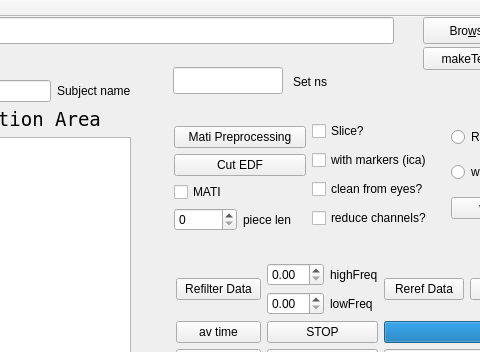
Qt form mainwindow.ui (ArtfulVampire/SecondGUIrepo) before a commit; both pictures show x 127 to 607 and y 0 to 352 of the 1207 by 890 pixel window.
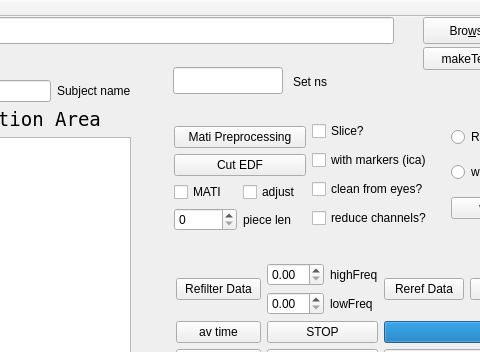
The same form after that commit.

What changed in the file:
```diff
--- a/mainwindow.ui
+++ b/mainwindow.ui
@@ -305,6 +305,8 @@
         </widget>
        </item>
        <item>
+        <layout class="QHBoxLayout" name="horizontalLayout_16">
+         <item>
         <widget class="QCheckBox" name="matiCheckBox">
          <property name="text">
           <string>MATI</string>
@@ -312,6 +314,15 @@
         </widget>
        </item>
        <item>
+          <widget class="QCheckBox" name="adjustPiecesCheckBox">
+           <property name="text">
+            <string>adjust</string>
+           </property>
+          </widget>
+         </item>
+        </layout>
+       </item>
+       <item>
         <layout class="QHBoxLayout" name="horizontalLayout_15">
          <item>
           <widget class="QSpinBox" name="matiPieceLengthSpinBox"/>
```
Left out of the diff: 2 changed lines with no effect on the pictures. Lines whose indentation alone changed are shown as unchanged.
